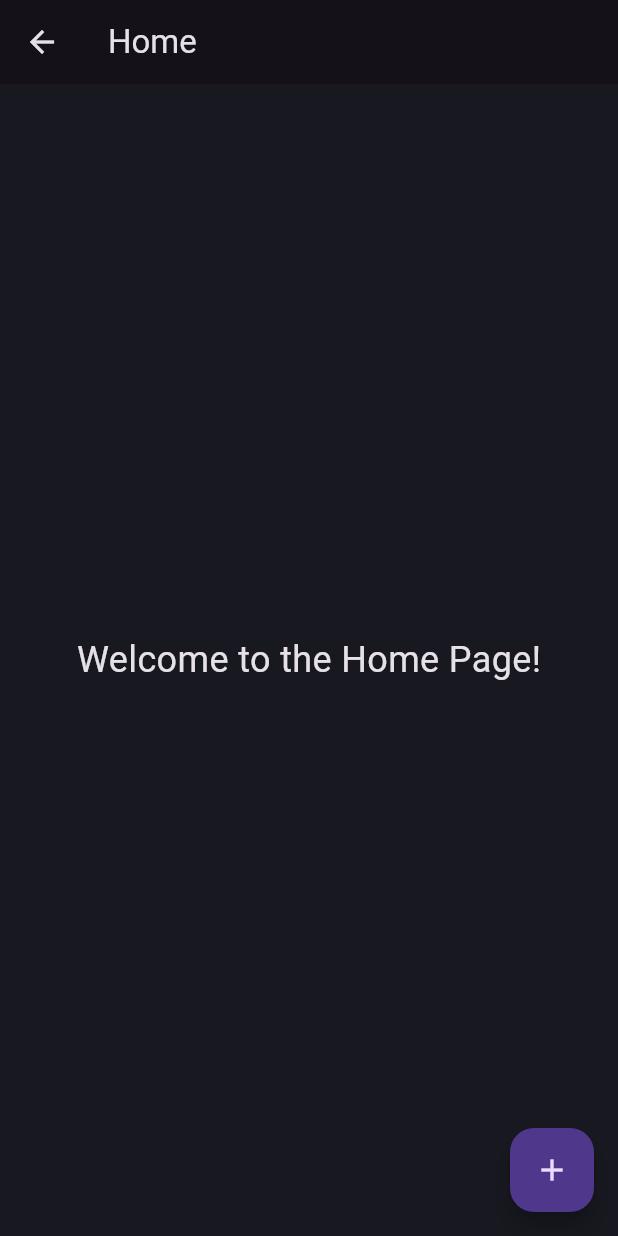
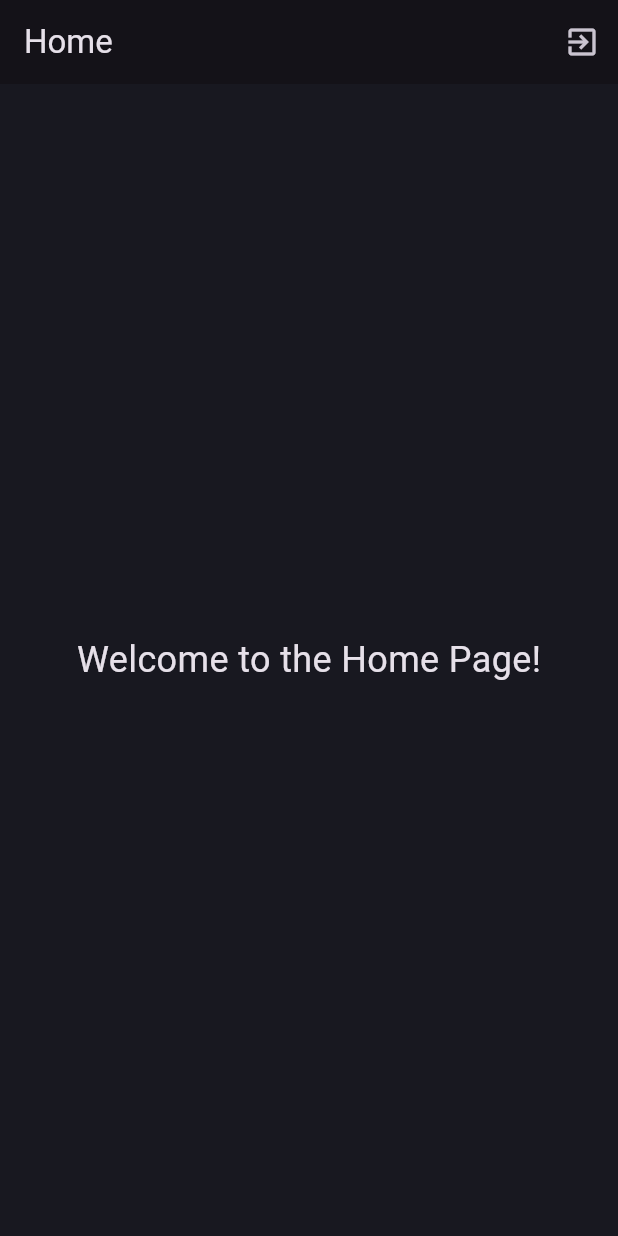
Before and after one commit to Al-Fuad/authentication_with_bloc_firebase_flutter, a Flutter app: the Home screen opened directly, on a phone screen of 412 x 824 dp. Run offline on Flutter 3.47's test engine with Material 3 defaults, Android fonts, the phone set to English and light mode, and no system bars; our stand-ins replace firebase_auth, firebase_core, flutter_bloc, flutter_svg, google_sign_in; missing offline and left inert: flutter_facebook_auth; accounts and stored records are empty.

Commit message:
feat: Update Home UI with logout functionality and error handling
Refactor the Home UI to include a logout button and handle logout functionality using the HomeBloc. Also, improve error handling in the SignupBloc.

```diff
--- a/lib/features/home/ui/home.dart
+++ b/lib/features/home/ui/home.dart
@@ -1,13 +1,43 @@
+import 'package:authentication_with_bloc_firebase_flutter/utils/helpers/helper_function.dart';
 import 'package:flutter/material.dart';
+import 'package:flutter_bloc/flutter_bloc.dart';
+
+import '../bloc/home_bloc.dart';
 
 class Home extends StatelessWidget {
   const Home({super.key});
 
   @override
   Widget build(BuildContext context) {
+    return BlocConsumer<HomeBloc, HomeState>(
+      listener: (context, state) {
+        if (state is HomeLogoutSuccess) {
+          Navigator.popUntil(context, (route) => route.isFirst);
+        } else if (state is HomeLogoutFailure) {
+          HelperFunction.showSnackBar(context, state.error);
+        }
+      },
+      builder: (context, state) {
+        if (state is HomeLogoutInProgress) {
+          return const Scaffold(
+            body: Center(
+              child: CircularProgressIndicator(),
+            ),
+          );
+        }
         return Scaffold(
           appBar: AppBar(
+            automaticallyImplyLeading: false,
             title: const Text('Home'),
+            actions: [
+              //logout button
+              IconButton(
+                icon: const Icon(Icons.exit_to_app),
+                onPressed: () {
+                  context.read<HomeBloc>().add(LogoutButtonPressed());
+                },
+              ),
+            ],
           ),
           body: const Center(
             child: Text(
@@ -15,12 +45,8 @@ class Home extends StatelessWidget {
               style: TextStyle(fontSize: 24),
             ),
           ),
-      floatingActionButton: FloatingActionButton(
-        onPressed: () {},
-        // Add your code here
-
-        child: const Icon(Icons.add),
-      ),
+        );
+      },
     );
   }
 }
```
Lines whose indentation alone changed are shown as unchanged.
